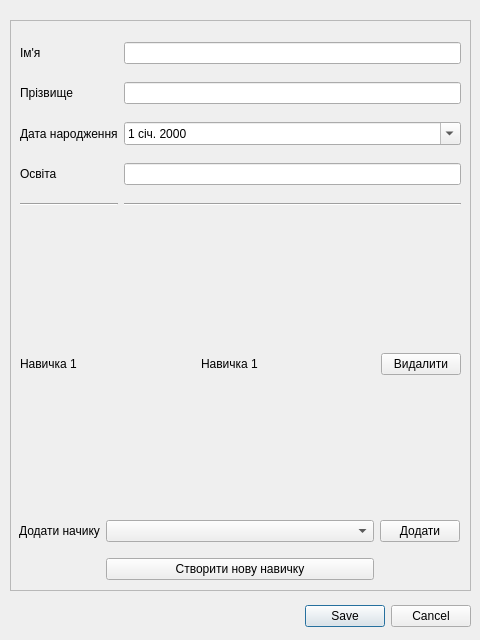
Old version of the form dialogui_editpersinfo.ui in the repository landrew31/db_course_work.
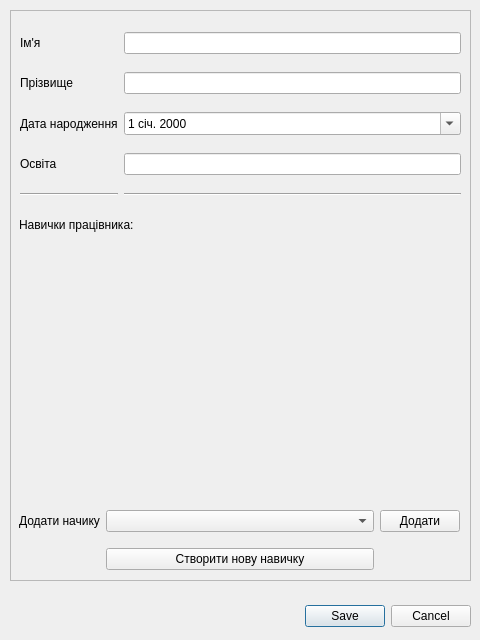
New version of the form.

Commit message: add position's skill procedure fixed

Patch:
```diff
--- a/dialogui_editpersinfo.ui
+++ b/dialogui_editpersinfo.ui
@@ -63,7 +63,7 @@
    <property name="geometry">
     <rect>
      <x>10</x>
-     <y>20</y>
+     <y>10</y>
      <width>461</width>
      <height>571</height>
     </rect>
@@ -154,45 +154,15 @@
     <property name="geometry">
      <rect>
       <x>10</x>
-      <y>199</y>
+      <y>229</y>
       <width>441</width>
-      <height>291</height>
+      <height>261</height>
      </rect>
     </property>
     <layout class="QGridLayout" name="layout_persSkills">
      <property name="sizeConstraint">
       <enum>QLayout::SetMinimumSize</enum>
      </property>
-     <item row="0" column="0">
-      <widget class="QLabel" name="label_5">
-       <property name="text">
-        <string>Навичка 1               </string>
-       </property>
-      </widget>
-     </item>
-     <item row="0" column="1">
-      <widget class="QLabel" name="label_skill1">
-       <property name="text">
-        <string>Навичка 1</string>
-       </property>
-      </widget>
-     </item>
-     <item row="0" column="2">
-      <widget class="QPushButton" name="pushButton">
-       <property name="sizePolicy">
-        <sizepolicy hsizetype="Maximum" vsizetype="Fixed">
-         <horstretch>0</horstretch>
-         <verstretch>0</verstretch>
-        </sizepolicy>
-       </property>
-       <property name="cursor">
-        <cursorShape>PointingHandCursor</cursorShape>
-       </property>
-       <property name="text">
-        <string>Видалити</string>
-       </property>
-      </widget>
-     </item>
     </layout>
    </widget>
    <widget class="QWidget" name="gridLayoutWidget_3">
@@ -259,6 +229,25 @@
      </item>
     </layout>
    </widget>
+   <widget class="QWidget" name="verticalLayoutWidget">
+    <property name="geometry">
+     <rect>
+      <x>9</x>
+      <y>199</y>
+      <width>441</width>
+      <height>31</height>
+     </rect>
+    </property>
+    <layout class="QVBoxLayout" name="verticalLayout">
+     <item>
+      <widget class="QLabel" name="label_5">
+       <property name="text">
+        <string>Навички працівника:</string>
+       </property>
+      </widget>
+     </item>
+    </layout>
+   </widget>
   </widget>
  </widget>
  <resources/>
```
The commit also changes 6 other files.
